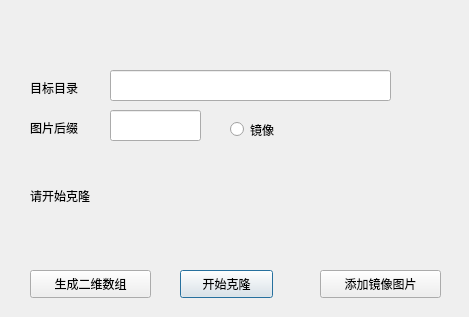
Qt form dialogimageclone.ui (wuyubo/skinAssistant) before a commit.
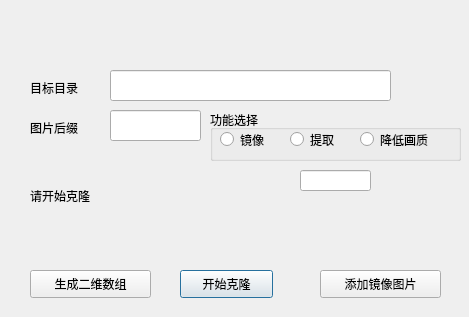
The same form after that commit.

Commit message:
[feature][image] add the image clone function
[what] 图片克隆功能添加提取和降低画质功能
[why]  as what
[how]  as what

What changed in the file:
```diff
--- a/dialogimageclone.ui
+++ b/dialogimageclone.ui
@@ -98,19 +98,6 @@
     <string>生成二维数组</string>
    </property>
   </widget>
-  <widget class="QRadioButton" name="rbn_rev">
-   <property name="geometry">
-    <rect>
-     <x>230</x>
-     <y>120</y>
-     <width>115</width>
-     <height>19</height>
-    </rect>
-   </property>
-   <property name="text">
-    <string>镜像</string>
-   </property>
-  </widget>
   <widget class="QPushButton" name="ptn_addMirrorImg">
    <property name="geometry">
     <rect>
@@ -124,6 +111,68 @@
     <string>添加镜像图片</string>
    </property>
   </widget>
+  <widget class="QLineEdit" name="le_quilt">
+   <property name="geometry">
+    <rect>
+     <x>300</x>
+     <y>170</y>
+     <width>71</width>
+     <height>21</height>
+    </rect>
+   </property>
+  </widget>
+  <widget class="QGroupBox" name="groupBox">
+   <property name="geometry">
+    <rect>
+     <x>210</x>
+     <y>110</y>
+     <width>251</width>
+     <height>51</height>
+    </rect>
+   </property>
+   <property name="title">
+    <string>功能选择</string>
+   </property>
+   <widget class="QRadioButton" name="rbn_rev">
+    <property name="geometry">
+     <rect>
+      <x>10</x>
+      <y>20</y>
+      <width>81</width>
+      <height>19</height>
+     </rect>
+    </property>
+    <property name="text">
+     <string>镜像</string>
+    </property>
+   </widget>
+   <widget class="QRadioButton" name="rbn_fetch">
+    <property name="geometry">
+     <rect>
+      <x>80</x>
+      <y>20</y>
+      <width>61</width>
+      <height>19</height>
+     </rect>
+    </property>
+    <property name="text">
+     <string>提取</string>
+    </property>
+   </widget>
+   <widget class="QRadioButton" name="rbn_reduce">
+    <property name="geometry">
+     <rect>
+      <x>150</x>
+      <y>20</y>
+      <width>91</width>
+      <height>19</height>
+     </rect>
+    </property>
+    <property name="text">
+     <string>降低画质</string>
+    </property>
+   </widget>
+  </widget>
  </widget>
  <resources/>
  <connections/>
```
The commit also changes 1 other file.
